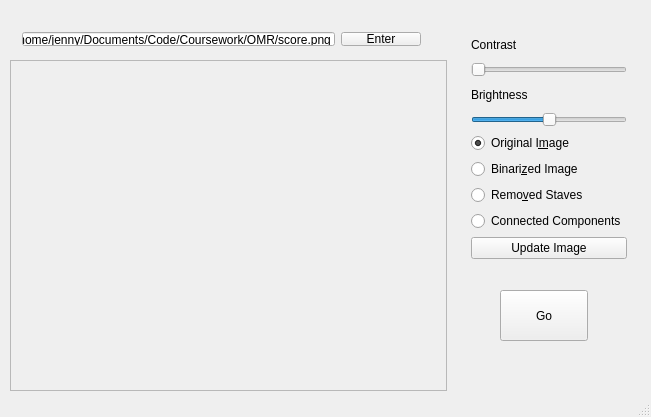
Old version of the form mainwindow.ui in the repository JennyLynnFletcher/OMR.
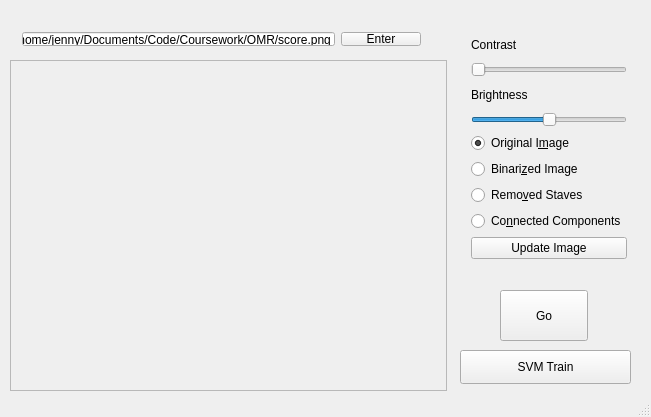
New version of the form.

What changed in the file:
```diff
--- a/mainwindow.ui
+++ b/mainwindow.ui
@@ -201,7 +201,7 @@
      <item>
       <widget class="QRadioButton" name="connected_components">
        <property name="text">
-        <string>Connected Components</string>
+        <string>Co&amp;nnected Components</string>
        </property>
       </widget>
      </item>
@@ -214,6 +214,19 @@
      </item>
     </layout>
    </widget>
+   <widget class="QPushButton" name="svm_train">
+    <property name="geometry">
+     <rect>
+      <x>460</x>
+      <y>350</y>
+      <width>171</width>
+      <height>34</height>
+     </rect>
+    </property>
+    <property name="text">
+     <string>SVM Train</string>
+    </property>
+   </widget>
   </widget>
   <widget class="QStatusBar" name="statusBar"/>
  </widget>
```
